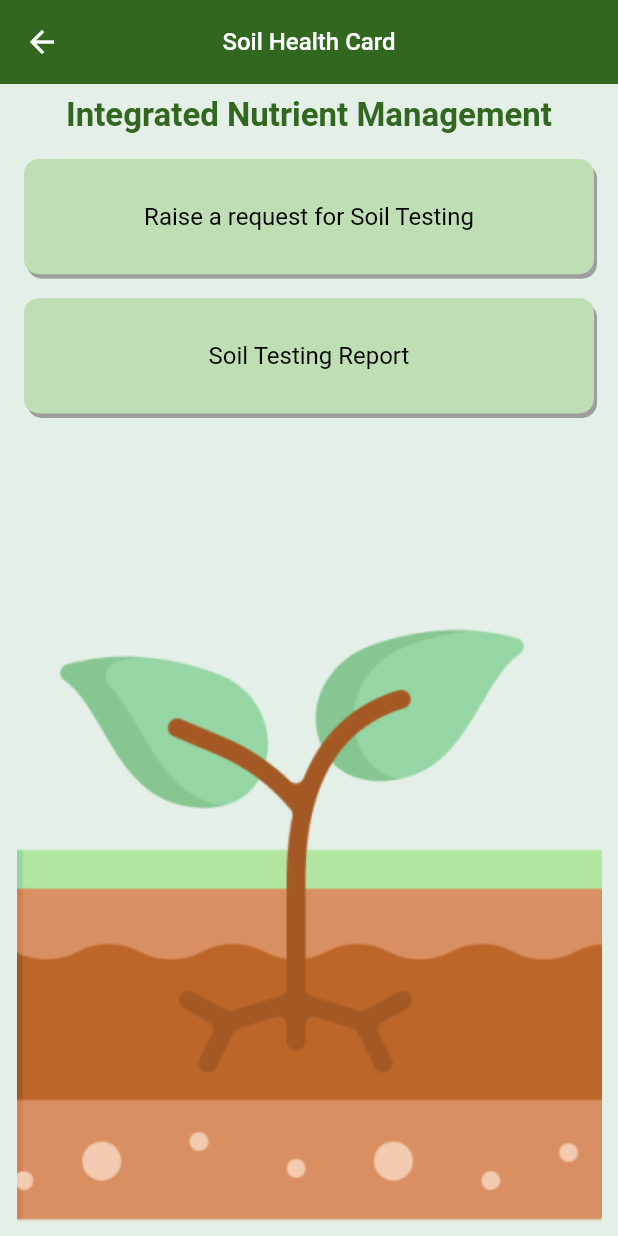
After one commit to abhi2718/AgriChikitsa_Frontend, a Flutter app: the SoilHealthCard screen opened directly, on a phone screen of 412 x 824 dp. The commit adds this screen. Run offline on Flutter 3.47's test engine with Material 2 defaults, Android fonts, the phone set to English and light mode, and no system bars; our stand-ins replace animated_text_kit, another_flushbar, cached_network_image, chat_bubbles, firebase_auth, firebase_core and 18 more; missing offline and left inert: flutter_barcode_scanner, flutter_pdfview, jumping_dot; accounts and stored records are empty; generated files the repository leaves out were written again; network calls fail; project files that could hold a hidden picture were left out.

Commit message:
raise a request api integrated

```diff
--- a/lib/res/app_url.dart
+++ b/lib/res/app_url.dart
@@ -32,4 +32,5 @@ class AppUrl {
   static const String weatherAPIEndPoint =
       'http://api.weatherapi.com/v1/current.json?key=94488ccb442e4337ad735838231309';
   static const String chatHistoryEndPoint = '$baseUrl/chat/chatHistory';
+  static const String raiseTestingRequestEndPoint = '$baseUrl/soilTesting/request';
 }
--- a/lib/screens/tab.screens/agPlus.screen/agPlus_screen.dart
+++ b/lib/screens/tab.screens/agPlus.screen/agPlus_screen.dart
@@ -25,6 +25,7 @@ class AGPlus extends HookWidget {
       if (useViewModel.userPlotList.isEmpty) {
         useViewModel.getFields(context);
       }
+      useViewModel.getUserDetails();
     }, []);
     return DefaultTabController(
       length: 2,
--- /dev/null
+++ b/lib/screens/tab.screens/agPlus.screen/widgets/soilHealthCard.screen/soil_health_card.dart
@@ -0,0 +1,90 @@
+import 'package:agriChikitsa/res/color.dart';
+import 'package:agriChikitsa/screens/tab.screens/agPlus.screen/widgets/soilHealthCard.screen/widgets/details_screen.dart';
+import 'package:agriChikitsa/screens/tab.screens/agPlus.screen/widgets/soilHealthCard.screen/widgets/helper/raise_request.dart';
+import 'package:flutter/material.dart';
+import 'package:flutter_hooks/flutter_hooks.dart';
+import 'package:provider/provider.dart';
+
+import '../../../../../utils/utils.dart';
+import '../../agPlus_view_model.dart';
+
+class SoilHealthCard extends HookWidget {
+  const SoilHealthCard({super.key});
+
+  @override
+  Widget build(BuildContext context) {
+    final dimension = Utils.getDimensions(context, true);
+    final useViewModel = Provider.of<AGPlusViewModel>(context, listen: false);
+    useEffect(() {
+      useViewModel.requestStatus = false;
+    }, []);
+    return Scaffold(
+      backgroundColor: AppColor.notificationBgColor,
+      appBar: AppBar(
+        foregroundColor: AppColor.whiteColor,
+        backgroundColor: AppColor.extraDark,
+        title: const Text(
+          "Soil Health Card",
+          style: TextStyle(fontSize: 16),
+        ),
+        centerTitle: true,
+        elevation: 0.0,
+      ),
+      body: Stack(
+        children: [
+          SingleChildScrollView(
+            child: Column(
+              children: [
+                const Padding(
+                  padding: EdgeInsets.all(8.0),
+                  child: Text(
+                    "Integrated Nutrient Management",
+                    style: TextStyle(
+                        fontSize: 22, fontWeight: FontWeight.w700, color: AppColor.extraDark),
+                  ),
+                ),
+                InkWell(
+                  onTap: () {
+                    showRaiseRequest(context, dimension);
+                  },
+                  child: Container(
+                    height: dimension["height"]! * 0.1,
+                    margin: const EdgeInsets.symmetric(horizontal: 16, vertical: 8),
+                    decoration: BoxDecoration(
+                        boxShadow: const [BoxShadow(offset: Offset(2, 3), color: Colors.grey)],
+                        color: const Color(0xffBEDEB3),
+                        borderRadius: BorderRadius.circular(10)),
+                    child: const Center(
+                        child: Text(
+                      "Raise a request for Soil Testing",
+                      style: TextStyle(color: AppColor.darkBlackColor, fontSize: 16),
+                    )),
+                  ),
+                ),
+                InkWell(
+                  onTap: () => Utils.model(context, const DetailsScreen()),
+                  child: Container(
+                    height: dimension["height"]! * 0.1,
+                    margin: const EdgeInsets.symmetric(horizontal: 16, vertical: 8),
+                    decoration: BoxDecoration(
+                        boxShadow: const [BoxShadow(offset: Offset(2, 3), color: Colors.grey)],
+                        color: const Color(0xffBEDEB3),
+                        borderRadius: BorderRadius.circular(10)),
+                    child: const Center(
+                        child: Text(
+                      "Soil Testing Report",
+                      style: TextStyle(color: AppColor.darkBlackColor, fontSize: 16),
+                    )),
+                  ),
+                ),
+              ],
+            ),
+          ),
+          const Align(
+              alignment: Alignment.bottomCenter,
+              child: Image(image: AssetImage("assets/images/soilHealthCardBg.png"))),
+        ],
+      ),
+    );
+  }
+}
```
Also changed, not shown: lib/repository/AG+.repo/agPlus_repository.dart (+11 -2 lines), lib/screens/tab.screens/agPlus.screen/agPlus_view_model.dart (+42 -0 lines), lib/screens/tab.screens/agPlus.screen/widgets/soilHealthCard.screen/widgets/details_screen.dart (added, +55 -0 lines), lib/screens/tab.screens/agPlus.screen/widgets/soilHealthCard.screen/widgets/helper/field_details.dart (added, +85 -0 lines), lib/screens/tab.screens/agPlus.screen/widgets/soilHealthCard.screen/widgets/helper/raise_request.dart (added, +89 -0 lines), lib/screens/tab.screens/agPlus.screen/widgets/soilHealthCard.screen/widgets/helper/report_table.dart (added, +121 -0 lines), lib/screens/tab.screens/agPlus.screen/widgets/soilHealthCard.screen/widgets/helper/solution_table.dart (added, +70 -0 lines), lib/screens/tab.screens/agPlus.screen/widgets/weather.screen/weather_screen.dart (+40 -4 lines), assets/images/soilHealthCardBg.png (added), assets/svg/soilHealthCardBg.svg (added), assets/svg/soilHealthCardIcon.svg (added).
